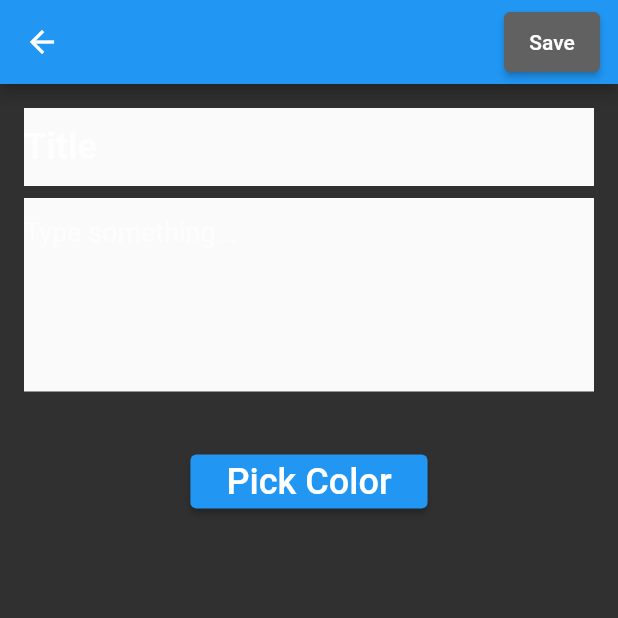
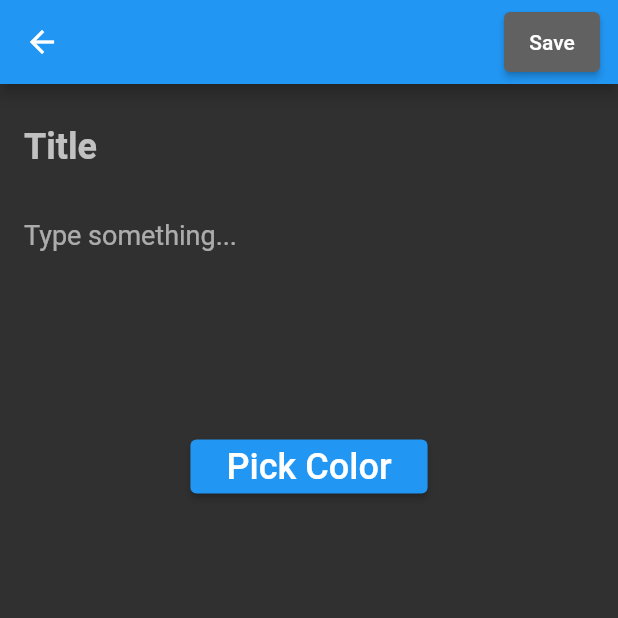
Before and after one commit to pytholic/FlutterNotesApp, a Flutter app: the AddEditNotePage screen opened directly, on a phone screen of 412 x 824 dp, the top half of it. Run offline on Flutter 3.47's test engine with Material 2 defaults, Android fonts, the phone set to English and light mode, and no system bars; our stand-ins replace flutter_colorpicker, google_fonts.

Commit message:
addeed color picker and color change functionality in notes_form_widget.dart

```diff
--- a/notes_app/lib/pages/add_edit_note.dart
+++ b/notes_app/lib/pages/add_edit_note.dart
@@ -37,6 +37,8 @@ class _AddEditNotePageState extends State<AddEditNotePage> {
         body: Form(
           key: _formKey,
           child: Container(
+            width: double.infinity,
+            height: double.infinity,
             color: Colors.grey[850],
             child: NoteFormWidget(
               number: number,
--- a/notes_app/lib/widget/note_form_widget.dart
+++ b/notes_app/lib/widget/note_form_widget.dart
@@ -6,10 +6,10 @@ import 'package:notes_app/pages/main_page.dart';
 
 var isDark = MainPageState().isDark;
 // create some values
-// Color pickerColor = isDark ? Color(0xFF303030) : Color(0xFFf6f5ee);
-// Color currentColor = isDark ? Color(0xFF303030) : Color(0xFFf6f5ee);
-Color pickerColor = Color(0xFF303030);
-Color currentColor = Color(0xFF303030);
+Color pickerColor = isDark ? Color(0xFF303030) : Color(0xFFf6f5ee);
+//Color currentColor = isDark ? Color(0xFF303030) : Color(0xFFf6f5ee);
+// Color pickerColor = Color(0xFF303030);
+// Color currentColor = Color(0xFF303030);
 
 class NoteFormWidget extends StatefulWidget {
   final String title;
@@ -49,18 +49,18 @@ class _NoteFormWidgetState extends State<NoteFormWidget> {
   Widget build(BuildContext context) => SingleChildScrollView(
         child: Padding(
           padding: EdgeInsets.all(16),
-          child: Container(
-            color: Colors.grey[850], //currentColor,
-            width: double.maxFinite,
-            height: double.maxFinite,
+          // child: Container(
+          //   //color: Colors.grey[850], //currentColor,
+          //   width: double.infinity,
+          //   height: double.infinity,
           child: Column(
             mainAxisSize: MainAxisSize.min,
             children: [
               buildTitle(),
-                SizedBox(height: 8),
+              SizedBox(height: 10),
               buildDescription(),
-                SizedBox(height: 16),
-                SizedBox(height: 20),
+              SizedBox(height: 24),
+              //SizedBox(height: 24),
               ElevatedButton(
                 style: ElevatedButton.styleFrom(
                   padding: EdgeInsets.symmetric(horizontal: 24),
@@ -74,10 +74,10 @@ class _NoteFormWidgetState extends State<NoteFormWidget> {
             ],
           ),
         ),
-        ),
       );
 
   Widget buildTitle() => Material(
+        color: pickerColor,
         child: TextFormField(
           maxLines: 1,
           initialValue: title,
@@ -99,6 +99,7 @@ class _NoteFormWidgetState extends State<NoteFormWidget> {
       );
 
   Widget buildDescription() => Material(
+        color: pickerColor,
         child: TextFormField(
           maxLines: 5,
           initialValue: description,
@@ -116,18 +117,29 @@ class _NoteFormWidgetState extends State<NoteFormWidget> {
       );
 
   // ValueChanged<Color> callback
-  // void changeColor(Color color) {
-  //   setState(() => pickerColor = color);
-  // }
+  void changeColor(Color color) {
+    setState(() => color = color);
+  }
 
   void pickColor(BuildContext context) => showDialog(
         context: context,
         builder: (context) => AlertDialog(
           title: Text('Pick your color!'),
-          content: TextButton(
+          content: Column(
+            mainAxisSize: MainAxisSize.min,
+            children: [
+              buildColorPicker(),
+              TextButton(
                 child: Text('SELECT', style: TextStyle(fontSize: 20)),
                 onPressed: () => Navigator.of(context).pop(),
               ),
+            ],
+          ),
         ),
       );
+
+  Widget buildColorPicker() => ColorPicker(
+        pickerColor: pickerColor,
+        onColorChanged: (color) => setState(() => pickerColor = color),
+      );
 }
```
Lines whose indentation alone changed are shown as unchanged.
